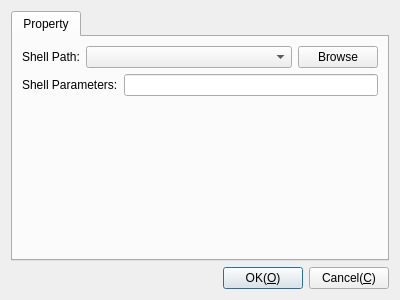
Old version of the form Plugins/Terminal/DlgSettingsTerminal.ui in the repository KangLin/RabbitRemoteControl.
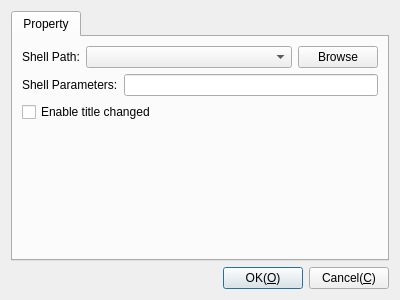
New version of the form.

Commit message: Plugins::Terminal: add title changed

Diff of the .ui file:
```diff
--- a/Plugins/Terminal/DlgSettingsTerminal.ui
+++ b/Plugins/Terminal/DlgSettingsTerminal.ui
@@ -100,7 +100,7 @@
          </item>
         </layout>
        </item>
-       <item row="2" column="0">
+       <item row="3" column="0">
         <spacer name="verticalSpacer">
          <property name="orientation">
           <enum>Qt::Orientation::Vertical</enum>
@@ -113,6 +113,13 @@
          </property>
         </spacer>
        </item>
+       <item row="2" column="0">
+        <widget class="QCheckBox" name="cbTitleChanged">
+         <property name="text">
+          <string>Enable title changed</string>
+         </property>
+        </widget>
+       </item>
       </layout>
      </widget>
     </widget>
```
The commit also changes 10 other files.
